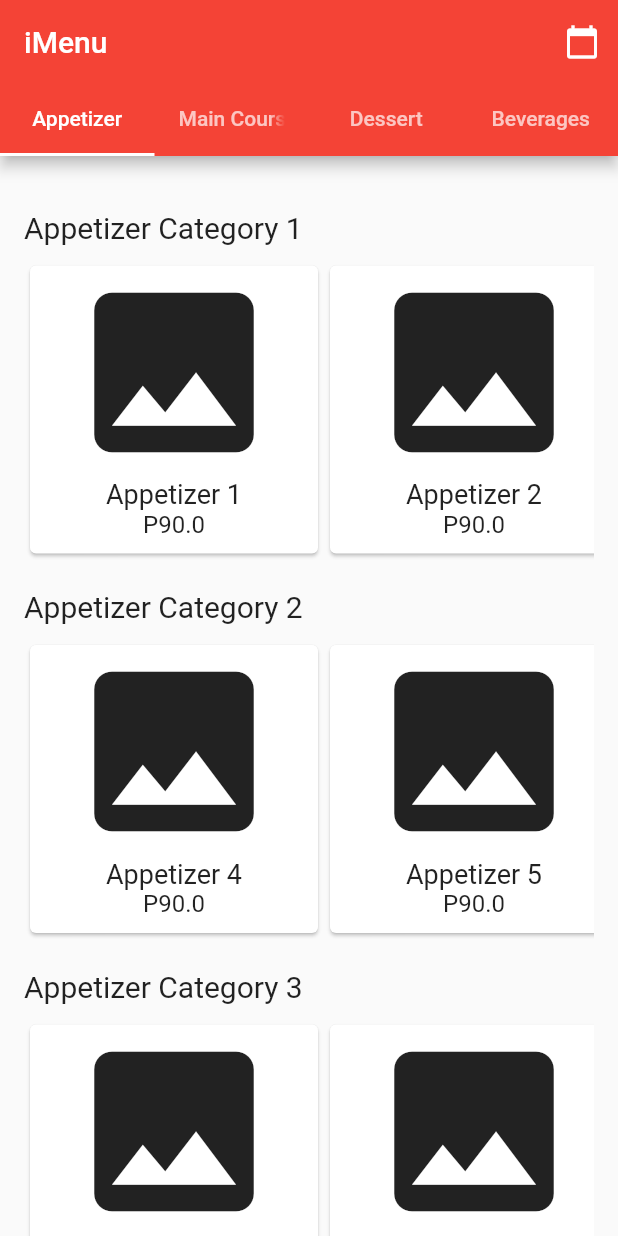
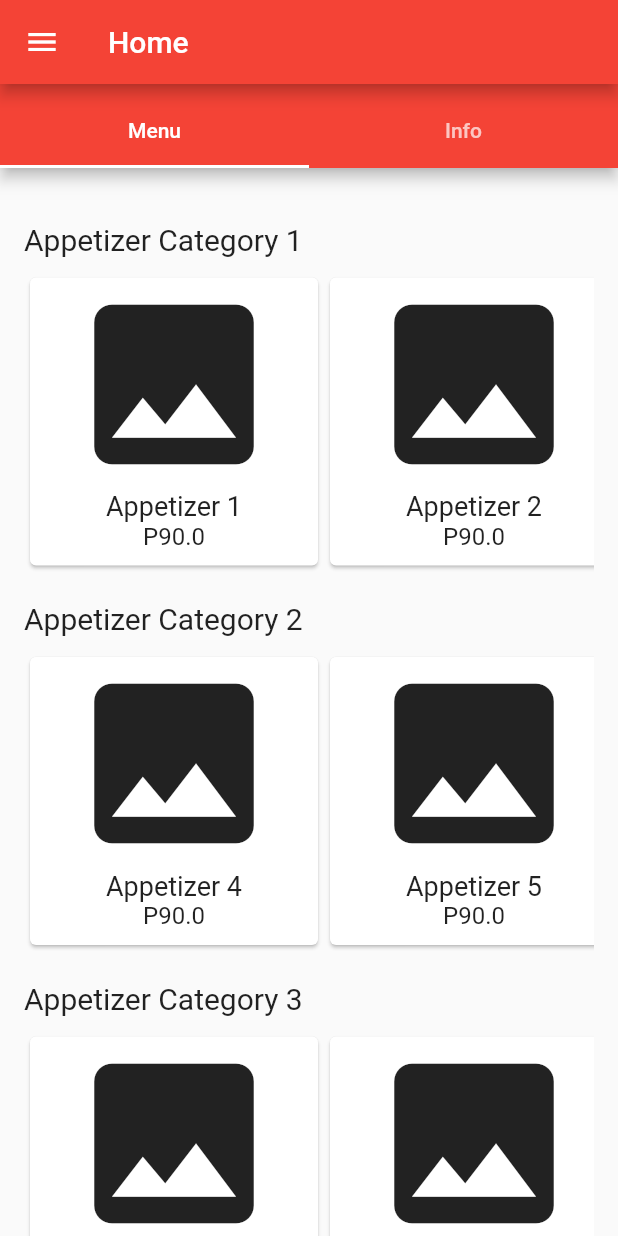
Before and after one commit to danieljohngomez/iMenu-Mobile, a Flutter app: the screen it shows after launch, on a phone screen of 412 x 824 dp. Run offline on Flutter 3.47's test engine with Material 2 defaults, Android fonts, the phone set to English and light mode, and no system bars; our stand-ins replace flutter_calendar_carousel.

```diff
--- a/imenu_mobile/lib/calendar_page.dart
+++ b/imenu_mobile/lib/calendar_page.dart
@@ -15,9 +15,6 @@ class CalendarViewState extends State<CalendarView> {
   @override
   Widget build(BuildContext context) {
     return Scaffold(
-        appBar: AppBar(
-          title: Text("Calendar"),
-        ),
         body: Container(
           margin: EdgeInsets.symmetric(horizontal: 16.0),
           child: Column(
--- a/imenu_mobile/lib/category.dart
+++ b/imenu_mobile/lib/category.dart
@@ -2,7 +2,7 @@ import 'package:flutter/material.dart';
 import 'package:imenu_mobile/menu_model.dart';
 import 'package:scoped_model/scoped_model.dart';
 
-class CategoryList extends StatelessWidget {
+class MenuPage extends StatelessWidget {
   @override
   Widget build(BuildContext context) {
     return ScopedModelDescendant<MenuModel>(
@@ -13,8 +13,8 @@ class CategoryList extends StatelessWidget {
 
 List<Widget> buildListItem(MenuModel menuModel) {
   return menuModel
-      .getSelected()
-      .categories
+      .items
+      .expand((menuItemModel) => menuItemModel.categories)
       .map((category) =>
           new Column(crossAxisAlignment: CrossAxisAlignment.start, children: [
             new SizedBox(
--- /dev/null
+++ b/imenu_mobile/lib/info_page.dart
@@ -0,0 +1,8 @@
+import 'package:flutter/material.dart';
+
+class InfoPage extends StatelessWidget {
+  @override
+  Widget build(BuildContext context) {
+    return Container(padding: EdgeInsets.all(16),child: Text("Info"));
+  }
+}
--- a/imenu_mobile/lib/main.dart
+++ b/imenu_mobile/lib/main.dart
@@ -1,7 +1,9 @@
 import 'package:flutter/material.dart';
 import 'package:imenu_mobile/calendar_page.dart';
 import 'package:imenu_mobile/category.dart';
+import 'package:imenu_mobile/info_page.dart';
 import 'package:imenu_mobile/menu_model.dart';
+import 'package:imenu_mobile/today.dart';
 import 'package:scoped_model/scoped_model.dart';
 
 void main() {
@@ -10,8 +12,119 @@ void main() {
       theme: ThemeData(
         primarySwatch: Colors.red,
       ),
-    home: HomePage(),
+      home: DefaultTabController(
+        length: 3,
+        initialIndex: 0,
+        child: MainPage(),
+      )));
+}
+
+class DrawerItem {
+  String title;
+  Icon icon;
+
+  DrawerItem(this.title, this.icon);
+}
+
+class MainPage extends StatefulWidget {
+  final drawerItems = [
+    DrawerItem("Home", Icon(Icons.home)),
+    DrawerItem("Today", Icon(Icons.view_day)),
+    DrawerItem("Calendar", Icon(Icons.calendar_today)),
+  ];
+  final List<Widget> pages = [HomePage(), TodayPage(), CalendarView()];
+
+
+  @override
+  State<StatefulWidget> createState() {
+    return MainState();
+  }
+}
+
+class MainState extends State<MainPage> {
+  int _selectedDrawerIndex = 0;
+
+  List<Widget> _buildDrawerChildren() {
+    List<Widget> children = [];
+    children.add(UserAccountsDrawerHeader(
+      accountName: Text("My Restaurant"),
+      accountEmail: Text("iMenu"),
     ));
+    for (var i = 0; i < widget.drawerItems.length; i++) {
+      var drawerItem = widget.drawerItems[i];
+      children.add(ListTile(
+        title: Text(drawerItem.title),
+        leading: drawerItem.icon,
+        selected: i == _selectedDrawerIndex,
+        onTap: () {
+          setState(() {
+            _selectedDrawerIndex = i;
+            Navigator.pop(context);
+          });
+        },
+      ));
+    }
+    return children;
+  }
+
+  @override
+  Widget build(BuildContext context) {
+    return Scaffold(
+      appBar: AppBar(
+        title: Text(widget.drawerItems[_selectedDrawerIndex].title),
+      ),
+      drawer: Drawer(
+        child: ListView(
+          padding: EdgeInsets.zero,
+          children: _buildDrawerChildren(),
+        ),
+      ),
+      body: widget.pages[_selectedDrawerIndex],
+    );
+  }
+}
+
+class DrawerWidget extends StatefulWidget {
+  @override
+  State<StatefulWidget> createState() {
+    return DrawerState();
+  }
+}
+
+class DrawerState extends State<DrawerWidget> {
+  @override
+  Widget build(BuildContext context) {
+    return Drawer(
+      child: ListView(
+        padding: EdgeInsets.zero,
+        children: [
+          DrawerHeader(
+            child: Text(
+              'iMenu',
+              style: TextStyle(color: Colors.white, fontSize: 20),
+            ),
+            decoration: BoxDecoration(
+              color: Colors.redAccent,
+            ),
+          ),
+          ListTile(
+            title: Text("Home"),
+            onTap: () async {
+              Navigator.pop(context);
+              Navigator.push(
+                  context, MaterialPageRoute(builder: (context) => HomePage()));
+            },
+          ),
+          ListTile(
+            title: Text("Today"),
+          ),
+          ListTile(
+            title: Text("Calendar"),
+          ),
+        ],
+      ),
+    );
+  }
 }
 
 class HomePage extends StatefulWidget {
@@ -22,6 +135,8 @@ class HomePage extends StatefulWidget {
 }
 
 class HomePageState extends State<HomePage> {
+  int _selectedTabIndex = 0;
+
   final menu = MenuModel(menu: [
     MenuItemModel("Appetizer", categories: [
       Category("Appetizer Category 1", items: [
@@ -69,43 +184,39 @@ class HomePageState extends State<HomePage> {
     ]),
   ]);
 
+  Widget getBody() {
+    if (_selectedTabIndex == 0)
+      return ScopedModel(model: menu, child: MenuPage());
+    else
+      return InfoPage();
+  }
+
   @override
   Widget build(BuildContext context) {
-    return ScopedModel<MenuModel>(
-      model: menu,
-      child: DefaultTabController(
-          length: menu.items.length,
-          initialIndex: menu.getSelectedIndex(),
+    return DefaultTabController(
+      length: 2,
+      initialIndex: _selectedTabIndex,
       child: Scaffold(
-              appBar: AppBar(
-                title: Text('iMenu'),
-                actions: [
-                  IconButton(
-                    icon: Icon(Icons.calendar_today),
-                    onPressed: () {
-                      Navigator.push(
-                        context,
-                        MaterialPageRoute(builder: (context) => CalendarView(), fullscreenDialog: true),
-                      );
-                    },
-                  )
+        appBar: PreferredSize(
+          preferredSize: Size.fromHeight(kToolbarHeight),
+          child: AppBar(
+            bottom: TabBar(
+              tabs: [
+                Tab(text: "Menu"),
+                Tab(text: "Info"),
               ],
-                bottom: TabBar(
-                  tabs: buildTabs(menu),
               onTap: (i) {
                 setState(() {
-                      menu.setSelected(i);
+                  _selectedTabIndex = i;
                 });
               },
             ),
           ),
-              body: ScopedModel(model: menu, child: CategoryList()))),
+        ),
+        body: getBody(),
+      ),
     );
   }
-}
-
-List<Tab> buildTabs(MenuModel menu) {
-  return menu.items.map((menuItem) => Tab(text: menuItem.name)).toList();
 }
 
 class MyHomePage extends StatefulWidget {
```
Also changed, not shown: imenu_mobile/lib/today.dart (added, +50 -0 lines). Lines whose indentation alone changed are shown as unchanged.
